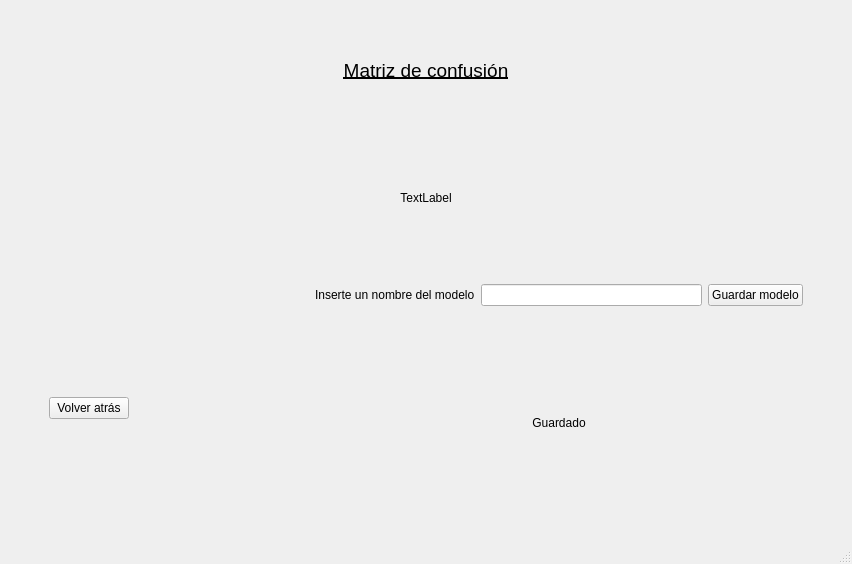
Qt form Resources/UI/OutputWindowEntrenamientoWeb.ui (40CompilerErrors/Proyecto2) before a commit.
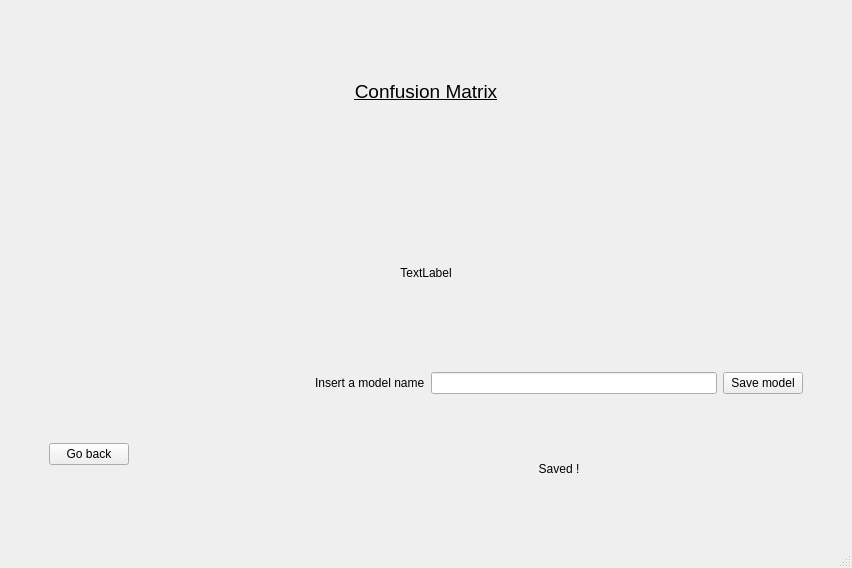
The same form after that commit.

```diff
--- a/Resources/UI/OutputWindowEntrenamientoWeb.ui
+++ b/Resources/UI/OutputWindowEntrenamientoWeb.ui
@@ -7,7 +7,7 @@
     <x>0</x>
     <y>0</y>
     <width>852</width>
-    <height>564</height>
+    <height>568</height>
    </rect>
   </property>
   <property name="windowTitle">
@@ -28,17 +28,7 @@
            </font>
           </property>
           <property name="text">
-           <string>Matriz de confusión</string>
-          </property>
-          <property name="alignment">
-           <set>Qt::AlignCenter</set>
-          </property>
-         </widget>
-        </item>
-        <item>
-         <widget class="QLabel" name="label_precision_">
-          <property name="text">
-           <string>TextLabel</string>
+           <string>Confusion Matrix</string>
           </property>
           <property name="alignment">
            <set>Qt::AlignCenter</set>
@@ -66,6 +56,16 @@
       <item>
        <layout class="QVBoxLayout" name="lay_"/>
       </item>
+      <item>
+       <widget class="QLabel" name="label_precision_">
+        <property name="text">
+         <string>TextLabel</string>
+        </property>
+        <property name="alignment">
+         <set>Qt::AlignCenter</set>
+        </property>
+       </widget>
+      </item>
       <item>
        <spacer name="verticalSpacer_2">
         <property name="orientation">
@@ -109,7 +109,7 @@
            </sizepolicy>
           </property>
           <property name="text">
-           <string>Volver atrás</string>
+           <string>Go back</string>
           </property>
          </widget>
         </item>
@@ -136,7 +136,7 @@
             <item>
              <widget class="QLabel" name="label">
               <property name="text">
-               <string>Inserte un nombre del modelo</string>
+               <string>Insert a model name</string>
               </property>
              </widget>
             </item>
@@ -146,7 +146,7 @@
             <item>
              <widget class="QPushButton" name="boton_guardarModelo_">
               <property name="text">
-               <string>Guardar modelo</string>
+               <string>Save model</string>
               </property>
              </widget>
             </item>
@@ -155,7 +155,7 @@
           <item>
            <widget class="QLabel" name="label_guardarModelo_">
             <property name="text">
-             <string>Guardado</string>
+             <string>Saved !</string>
             </property>
             <property name="alignment">
              <set>Qt::AlignCenter</set>
```
Left out of the diff: 2 changed lines with no effect on the pictures.
